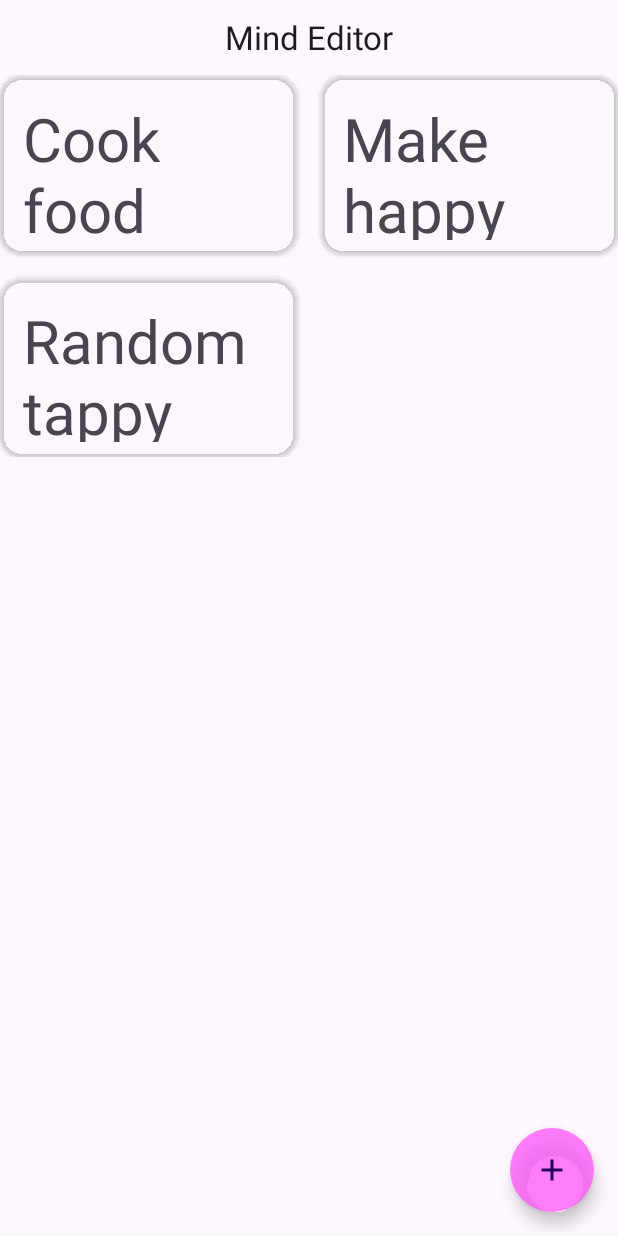
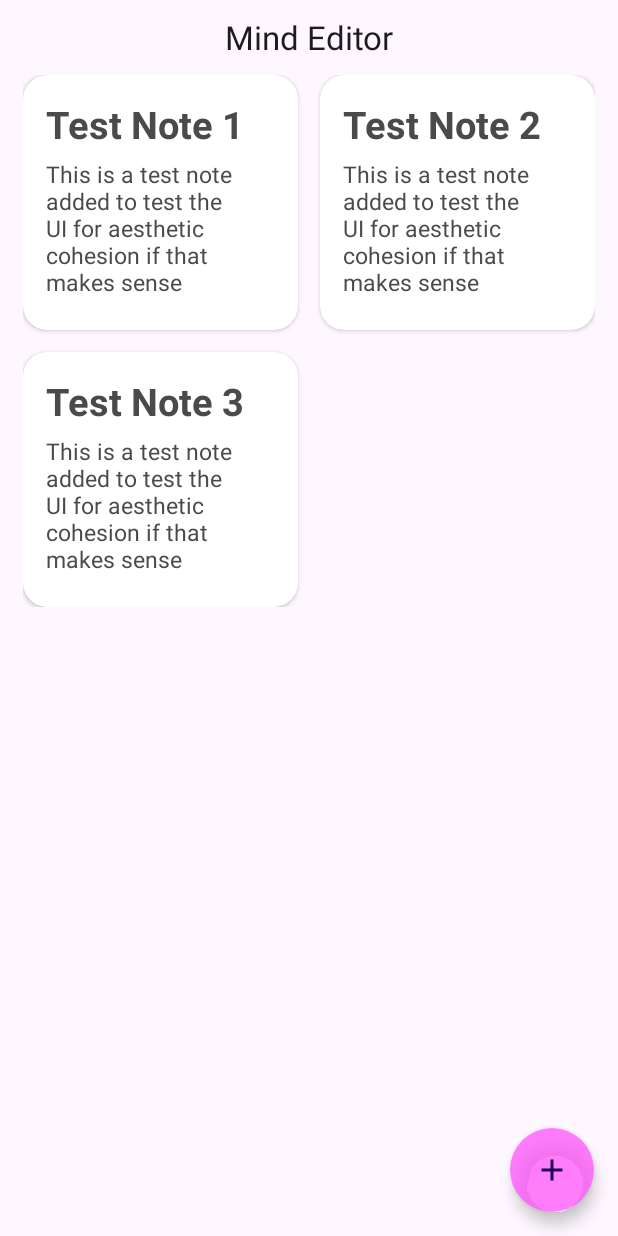
Before and after one commit to Andruid929/mind-android, an Android app: the screen it shows after launch (MainActivity), on a phone screen of 412 x 824 dp. Run offline under Robolectric (Android 15) with nearby library versions, the phone set to English and light mode, and no system bars.

Commit message:
0.4.0 - Added drawer logic in MainActivity.java to activate the drawer in the   main menu - Adjusted elements in custom_notes_tiles.xml to have a more pleasing   aesthetic - Changed header colour in home_drawer_header.xml to match app theme. - Added hyperlink to header - Added new string resources for various new elements

```diff
--- a/app/build.gradle
+++ b/app/build.gradle
@@ -11,7 +11,7 @@ android {
         minSdk 24
         targetSdk 35
         versionCode 1
-        versionName "0.3.0"
+        versionName "0.4.0"
 
         testInstrumentationRunner "androidx.test.runner.AndroidJUnitRunner"
     }
--- a/app/src/main/java/net/druidlabs/mindsync/MainActivity.java
+++ b/app/src/main/java/net/druidlabs/mindsync/MainActivity.java
@@ -1,11 +1,13 @@
 package net.druidlabs.mindsync;
 
 import android.os.Bundle;
-import android.view.animation.Animation;
-import android.view.animation.AnimationUtils;
+import android.text.method.LinkMovementMethod;
+import android.text.method.MovementMethod;
 import android.widget.GridView;
+import android.widget.TextView;
 
 import androidx.activity.EdgeToEdge;
+import androidx.appcompat.app.ActionBarDrawerToggle;
 import androidx.appcompat.app.AppCompatActivity;
 import androidx.core.graphics.Insets;
 import androidx.core.view.ViewCompat;
@@ -71,15 +73,25 @@ public class MainActivity extends AppCompatActivity {
         expandAddFab = findViewById(R.id.home_expand_add_fab);
         addNoteFab = findViewById(R.id.home_add_note_fab);
 
-        Note note1 = new Note("Cook food", "I am someone who is going through a lot.");
-        Note note2 = new Note("Make happy", "Do I regret some of my life decisions?");
-        Note note3 = new Note("Random tappy", "Tappy tapp taptt apfd");
+        Note note1 = new Note("Test Note 1", "This is a test note added to test the UI for aesthetic cohesion if that makes sense");
+        Note note2 = new Note("Test Note 2", "This is a test note added to test the UI for aesthetic cohesion if that makes sense");
+        Note note3 = new Note("Test Note 3", "This is a test note added to test the UI for aesthetic cohesion if that makes sense");
 
         notesList = Notes.getNotes();
+
+        TextView devUrlText = homeNavigationView.getHeaderView(0).findViewById(R.id.menu_dev_url);
+        devUrlText.setMovementMethod(LinkMovementMethod.getInstance());
 
         notesArrayAdapter = new NotesArrayAdapter<>(MainActivity.this, R.layout.custom_notes_tiles, notesList);
 
         notesListGridView.setAdapter(notesArrayAdapter);
+
+        homeNavigationView.bringToFront();
+
+        ActionBarDrawerToggle drawerToggle = new ActionBarDrawerToggle(this, homeDrawerLayout,
+                R.string.home_drawer_open_desc, R.string.home_drawer_close_desc);
+        homeDrawerLayout.addDrawerListener(drawerToggle);
+        drawerToggle.syncState();
 
         setSupportActionBar(homeToolbar);
 
--- a/app/src/main/res/layout/activity_main.xml
+++ b/app/src/main/res/layout/activity_main.xml
@@ -14,7 +14,7 @@
             android:layout_height="match_parent"
             app:headerLayout="@layout/home_drawer_header"
             app:menu="@menu/main_menu"
-            android:layout_gravity="start|end" />
+            android:layout_gravity="start" />
 
     <androidx.constraintlayout.widget.ConstraintLayout
             android:id="@+id/home_const_layout"
@@ -40,9 +40,11 @@
                 android:numColumns="2"
                 android:horizontalSpacing="15dp"
                 android:verticalSpacing="15dp"
+                android:layout_marginStart="15dp"
+                android:layout_marginEnd="15dp"
                 app:layout_constraintTop_toBottomOf="@id/home_toolbar"
                 app:layout_constraintStart_toStartOf="parent"
-                app:layout_constraintEnd_toEndOf="parent" />
+                app:layout_constraintEnd_toEndOf="parent"/>
 
         <com.google.android.material.floatingactionbutton.FloatingActionButton
                 android:id="@+id/home_expand_add_fab"
--- a/app/src/main/res/layout/custom_notes_tiles.xml
+++ b/app/src/main/res/layout/custom_notes_tiles.xml
@@ -3,9 +3,10 @@
         xmlns:app="http://schemas.android.com/apk/res-auto"
         android:id="@+id/note_cardview"
         android:layout_width="match_parent"
-        android:layout_height="120dp"
+        android:layout_height="170dp"
+        android:layout_margin="20dp"
         android:elevation="10dp"
-        android:backgroundTint="@color/transparent"
+        android:padding="10dp"
         app:cardCornerRadius="16dp">
 
     <androidx.constraintlayout.widget.ConstraintLayout
@@ -20,20 +21,22 @@
                 app:layout_constraintTop_toTopOf="parent"
                 app:layout_constraintStart_toStartOf="parent"
                 android:text="@string/cnt_default_header"
-                android:textSize="40sp"
-                android:layout_margin="5sp"
+                android:textColor="@color/textPrimaryColour"
+                android:textStyle="bold"
+                android:textSize="25sp"
+                android:layout_margin="5dp"
                 android:textAppearance="@style/TextAppearance.AppCompat.Caption" />
 
         <TextView
                 android:id="@+id/note_body_textview"
                 android:layout_width="match_parent"
-                android:layout_height="135dp"
+                android:layout_height="100dp"
                 app:layout_constraintTop_toBottomOf="@id/note_heading_textview"
                 app:layout_constraintStart_toStartOf="parent"
-                android:layout_marginStart="5dp"
-                android:layout_marginEnd="15dp"
+                android:layout_margin="5dp"
+                android:textColor="@color/textPrimaryColour"
                 android:text="@string/cnt_default_body"
-                android:textSize="20sp"
+                android:textSize="15sp"
                 android:textAppearance="@style/TextAppearance.AppCompat.Body1" />
 
     </androidx.constraintlayout.widget.ConstraintLayout>
--- a/app/src/main/res/menu/main_menu.xml
+++ b/app/src/main/res/menu/main_menu.xml
@@ -8,6 +8,12 @@
             android:icon="@drawable/menu_settings"
             android:title="@string/home_menu_settings" />
 
+        <item
+                android:id="@+id/app_info_menu_item"
+                android:icon="@drawable/menu_app_info"
+                android:title="@string/home_menu_app_info"
+                />
+
     </group>
 
 </menu>
--- a/app/src/main/res/values/strings.xml
+++ b/app/src/main/res/values/strings.xml
@@ -2,7 +2,8 @@
     <!-- App wide -->
     <string name="app_name">Mind Editor</string>
     <string name="mind_acronym">Moda Is Never Dead</string>
-    <string name="developer_url">www.druidlabs.net</string>
+    <string name="developer_url">By <a href="https://github.com/Andruid929/">Andruid929</a>
+    </string>
 
 
     <!-- Home page (MainActivity) -->
@@ -11,6 +12,9 @@
     <!-- Home drawer menu -->
     <string name="home_menu_settings">Settings</string>
     <string name="home_menu_header_content_desc">Mind Editor icon</string>
+    <string name="home_drawer_open_desc">Open drawer</string>
+    <string name="home_drawer_close_desc">Close drawer</string>
+    <string name="home_menu_app_info">App info</string>
     <!-- Custom note tiles -->
     <string name="cnt_default_header">Note header</string>
     <string name="cnt_default_body">This is a default note body</string>
@@ -18,8 +22,7 @@
 
     <!-- Note Editor Activity -->
     <string name="editor_default_note_header">Note header</string>
-    <string name="editor_body_hint">Note body here</string>
+    <string name="editor_body_hint">Start typing</string>
     <string name="editor_heading_hint">Note heading here</string>
 
-
 </resources>
```
Also changed, not shown: app/src/main/res/layout/activity_note_editor.xml (+8 -7 lines), app/src/main/res/layout/home_drawer_header.xml (+6 -3 lines).
